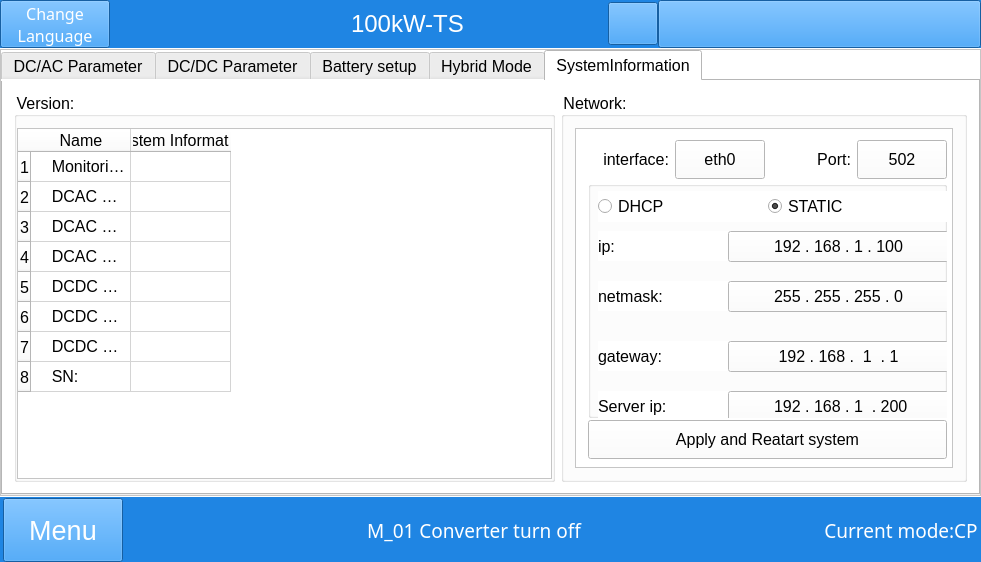
First picture: the form in mywidget.ui, repository megarevolpr/MWin, before the edit.
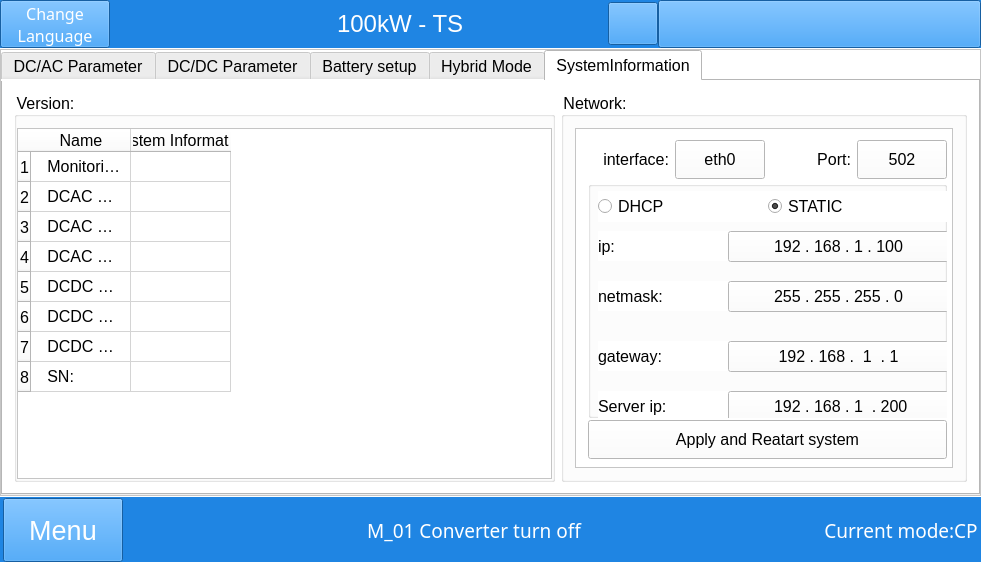
Second picture: the form after the edit. The open tabs and pages were chosen to show the change. Icons and pictures are not drawn.

Patch:
```diff
--- a/mywidget.ui
+++ b/mywidget.ui
@@ -2735,7 +2735,7 @@
                <string notr="true">color: rgb(255, 255, 255);</string>
               </property>
               <property name="text">
-               <string>100kW-TS</string>
+               <string>100kW - TS</string>
               </property>
              </widget>
             </item>
@@ -9729,7 +9729,7 @@
                         </column>
                         <item row="0" column="0">
                          <property name="text">
-                          <string>    Monitoring software version</string>
+                          <string>   Monitoring software version</string>
                          </property>
                          <property name="textAlignment">
                           <set>AlignLeading|AlignVCenter</set>
@@ -9742,7 +9742,7 @@
                         </item>
                         <item row="1" column="0">
                          <property name="text">
-                          <string>    DCAC Protocol version</string>
+                          <string>   DCAC Protocol version</string>
                          </property>
                          <property name="textAlignment">
                           <set>AlignLeading|AlignVCenter</set>
@@ -9750,7 +9750,7 @@
                         </item>
                         <item row="2" column="0">
                          <property name="text">
-                          <string>    DCAC Converter software version</string>
+                          <string>   DCAC Converter software version</string>
                          </property>
                          <property name="textAlignment">
                           <set>AlignLeading|AlignVCenter</set>
@@ -9758,15 +9758,20 @@
                         </item>
                         <item row="3" column="0">
                          <property name="text">
-                          <string>    DCAC CPLD software version</string>
+                          <string>   DCAC CPLD software version</string>
                          </property>
                          <property name="textAlignment">
                           <set>AlignLeading|AlignVCenter</set>
                          </property>
                         </item>
+                        <item row="3" column="1">
+                         <property name="text">
+                          <string/>
+                         </property>
+                        </item>
                         <item row="4" column="0">
                          <property name="text">
-                          <string>    DCDC Protocol version</string>
+                          <string>   DCDC Protocol version</string>
                          </property>
                          <property name="textAlignment">
                           <set>AlignLeading|AlignVCenter</set>
@@ -9774,7 +9779,7 @@
                         </item>
                         <item row="5" column="0">
                          <property name="text">
-                          <string>    DCDC Converter software version</string>
+                          <string>   DCDC Converter software version</string>
                          </property>
                          <property name="textAlignment">
                           <set>AlignLeading|AlignVCenter</set>
@@ -9782,7 +9787,7 @@
                         </item>
                         <item row="6" column="0">
                          <property name="text">
-                          <string>    DCDC CPLD software version</string>
+                          <string>   DCDC CPLD software version</string>
                          </property>
                          <property name="textAlignment">
                           <set>AlignLeading|AlignVCenter</set>
@@ -9790,7 +9795,7 @@
                         </item>
                         <item row="7" column="0">
                          <property name="text">
-                          <string>    SN:</string>
+                          <string>   SN:</string>
                          </property>
                          <property name="textAlignment">
                           <set>AlignLeading|AlignVCenter</set>
```
Left out of the diff: 44 changed lines with no effect on the pictures.
